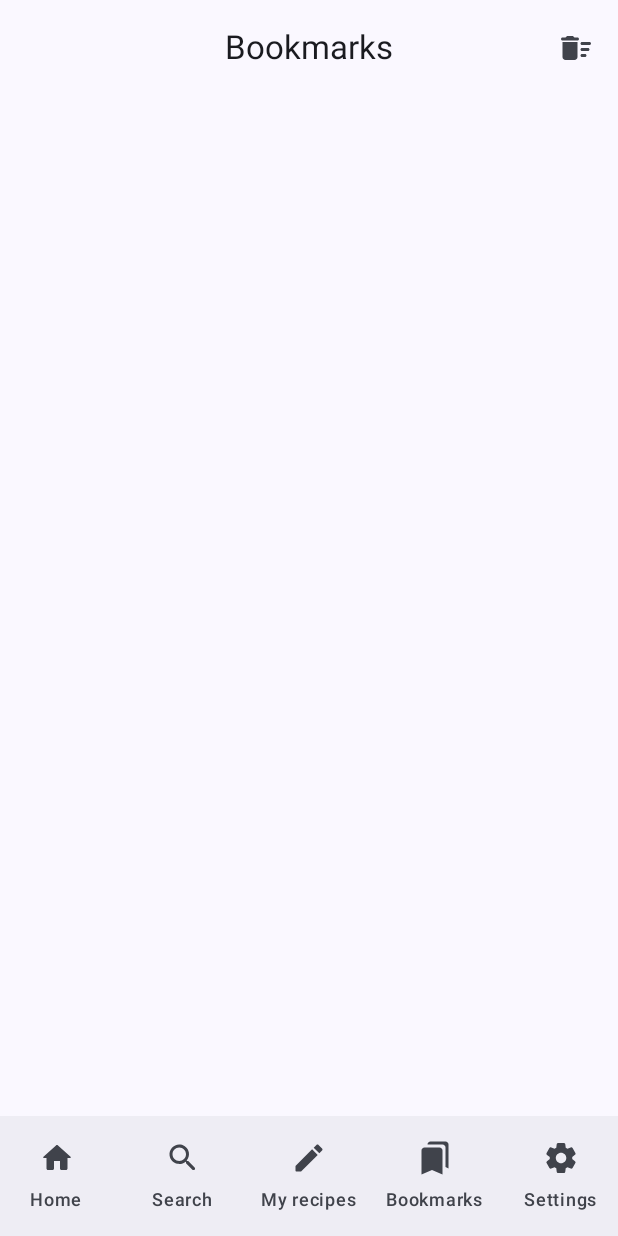
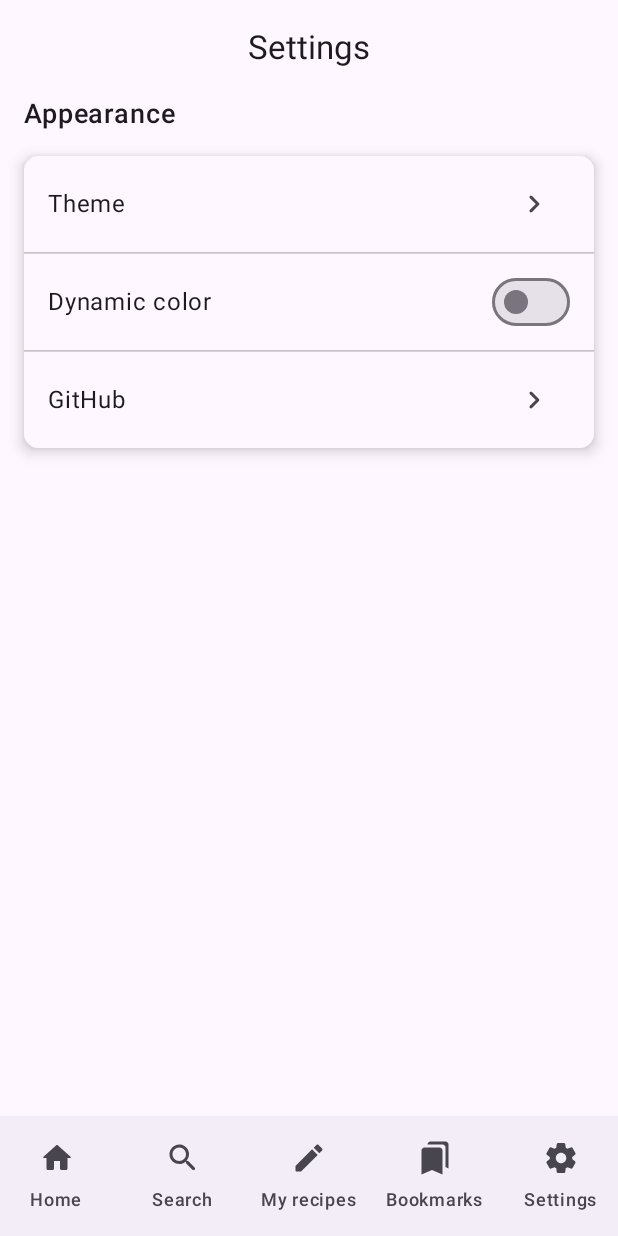
Before and after one commit to ifMaxi/TastyMeal, an Android app built with Jetpack Compose: the screen it shows after launch (MainActivity), item 5 of the bottom bar chosen, on a phone screen of 412 x 824 dp. Run offline under Robolectric (Android 15) with nearby library versions, the phone set to English and light mode, and no system bars; our stand-ins replace Dagger/Hilt's generated code, Room's generated code, paging; libraries missing offline, so code that uses them is left out: com.jakewharton.retrofit2; pictures from the network do not load; 11 statements that could not run were skipped.

Commit message:
Settings feature added.

```diff
--- /dev/null
+++ b/app/src/main/java/com/maxidev/tastymeal/data/datastore/SettingsDataStore.kt
@@ -0,0 +1,70 @@
+package com.maxidev.tastymeal.data.datastore
+
+import android.content.Context
+import androidx.datastore.core.DataStore
+import androidx.datastore.preferences.core.Preferences
+import androidx.datastore.preferences.core.booleanPreferencesKey
+import androidx.datastore.preferences.core.edit
+import androidx.datastore.preferences.core.emptyPreferences
+import androidx.datastore.preferences.core.intPreferencesKey
+import androidx.datastore.preferences.preferencesDataStore
+import kotlinx.coroutines.CoroutineScope
+import kotlinx.coroutines.flow.Flow
+import kotlinx.coroutines.flow.catch
+import kotlinx.coroutines.flow.map
+import kotlinx.coroutines.launch
+import java.io.IOException
+
+private val Context.dataStore: DataStore<Preferences> by preferencesDataStore(name = "settings")
+
+class SettingsDataStore(context: Context) {
+
+    private val dataStore = context.dataStore
+
+    private object PreferencesKey {
+        val DYNAMIC_THEME = booleanPreferencesKey("dynamic_theme")
+        val THEME_THEME = intPreferencesKey("theme_theme")
+    }
+
+    val isDynamicThemeFlow: Flow<Boolean> =
+        dataStore.data
+            .catch { exception ->
+                if (exception is IOException) {
+                    emit(emptyPreferences())
+                } else {
+                    throw exception
+                }
+            }
+            .map { preferences ->
+                preferences[PreferencesKey.DYNAMIC_THEME] == true
+            }
+
+    val themeTypeFlow: Flow<TypeTheme> =
+        dataStore.data
+            .catch { exception ->
+                if (exception is IOException) {
+                    emit(emptyPreferences())
+                } else {
+                    throw exception
+                }
+            }
+            .map { preferences ->
+                TypeTheme.entries[preferences[PreferencesKey.THEME_THEME] ?: 0]
+            }
+
+    fun setDynamicTheme(value: Boolean, scope: CoroutineScope) {
+        scope.launch {
+            dataStore.edit { preferences ->
+                preferences[PreferencesKey.DYNAMIC_THEME] = value
+            }
+        }
+    }
+
+    fun setTypeTheme(value: TypeTheme, scope: CoroutineScope) {
+        scope.launch {
+            dataStore.edit { preferences ->
+                preferences[PreferencesKey.THEME_THEME] = value.ordinal
+            }
+        }
+    }
+}
--- /dev/null
+++ b/app/src/main/java/com/maxidev/tastymeal/data/datastore/TypeTheme.kt
@@ -0,0 +1,7 @@
+package com.maxidev.tastymeal.data.datastore
+
+enum class TypeTheme {
+    SYSTEM,
+    DARK,
+    LIGHT
+}
--- /dev/null
+++ b/app/src/main/java/com/maxidev/tastymeal/di/DataStoreModule.kt
@@ -0,0 +1,21 @@
+package com.maxidev.tastymeal.di
+
+import android.content.Context
+import com.maxidev.tastymeal.data.datastore.SettingsDataStore
+import dagger.Module
+import dagger.Provides
+import dagger.hilt.InstallIn
+import dagger.hilt.android.qualifiers.ApplicationContext
+import dagger.hilt.components.SingletonComponent
+import javax.inject.Singleton
+
+@Module
+@InstallIn(SingletonComponent::class)
+object DataStoreModule {
+
+    @Provides
+    @Singleton
+    fun providesSettingsDataStore(
+        @ApplicationContext context: Context
+    ) = SettingsDataStore(context)
+}
--- a/app/src/main/java/com/maxidev/tastymeal/navigation/NavigationGraph.kt
+++ b/app/src/main/java/com/maxidev/tastymeal/navigation/NavigationGraph.kt
@@ -28,6 +28,7 @@ import com.maxidev.tastymeal.presentation.detail.MealDetailScreen
 import com.maxidev.tastymeal.presentation.detail.MealDetailScreenOffline
 import com.maxidev.tastymeal.presentation.home.HomeScreen
 import com.maxidev.tastymeal.presentation.search.SearchScreen
+import com.maxidev.tastymeal.presentation.settings.SettingsScreen
 import kotlinx.serialization.Serializable
 
 @Composable
@@ -95,6 +96,9 @@ fun NavigationGraph(
                     }
                 )
             }
+            composable<NavDestinations.Settings> {
+                SettingsScreen()
+            }
 
             composable<NavDestinations.MealDetail> {
                 MealDetailScreen(
--- /dev/null
+++ b/app/src/main/java/com/maxidev/tastymeal/presentation/settings/SettingsScreen.kt
@@ -0,0 +1,204 @@
+@file:OptIn(ExperimentalMaterial3Api::class)
+
+package com.maxidev.tastymeal.presentation.settings
+
+import android.content.Intent
+import android.os.Build
+import androidx.compose.foundation.clickable
+import androidx.compose.foundation.layout.Column
+import androidx.compose.foundation.layout.Row
+import androidx.compose.foundation.layout.fillMaxSize
+import androidx.compose.foundation.layout.padding
+import androidx.compose.foundation.selection.selectable
+import androidx.compose.foundation.shape.RoundedCornerShape
+import androidx.compose.material.icons.Icons
+import androidx.compose.material.icons.automirrored.rounded.KeyboardArrowRight
+import androidx.compose.material3.AlertDialog
+import androidx.compose.material3.Card
+import androidx.compose.material3.CardDefaults
+import androidx.compose.material3.CenterAlignedTopAppBar
+import androidx.compose.material3.ExperimentalMaterial3Api
+import androidx.compose.material3.HorizontalDivider
+import androidx.compose.material3.Icon
+import androidx.compose.material3.IconButton
+import androidx.compose.material3.ListItem
+import androidx.compose.material3.RadioButton
+import androidx.compose.material3.Scaffold
+import androidx.compose.material3.Switch
+import androidx.compose.material3.Text
+import androidx.compose.material3.TextButton
+import androidx.compose.material3.TopAppBarDefaults
+import androidx.compose.material3.TopAppBarScrollBehavior
+import androidx.compose.runtime.Composable
+import androidx.compose.runtime.getValue
+import androidx.compose.ui.Alignment
+import androidx.compose.ui.Modifier
+import androidx.compose.ui.platform.LocalContext
+import androidx.compose.ui.text.font.FontWeight
+import androidx.compose.ui.unit.dp
+import androidx.compose.ui.unit.sp
+import androidx.core.net.toUri
+import androidx.hilt.navigation.compose.hiltViewModel
+import androidx.lifecycle.compose.collectAsStateWithLifecycle
+import com.maxidev.tastymeal.data.datastore.TypeTheme
+
+@Composable
+fun SettingsScreen(
+    viewModel: SettingsViewModel = hiltViewModel()
+) {
+    val dialogVisible by viewModel.dialogVisible.collectAsStateWithLifecycle()
+    val isDynamic by viewModel.isDynamic.collectAsStateWithLifecycle()
+    val themeType by viewModel.isTypeTheme.collectAsStateWithLifecycle()
+    val scrollBehavior = TopAppBarDefaults.pinnedScrollBehavior()
+
+    ScreenContent(
+        isDynamic = isDynamic,
+        scrollBehavior = scrollBehavior,
+        onVisibility = { viewModel.setDialogVisible(true) },
+        updateDynamicTheme = { viewModel.updateIsDynamicTheme() }
+    )
+
+    if (dialogVisible) {
+        ThemesDialog(
+            themeState = themeType,
+            onVisibility = { viewModel.setDialogVisible(false) },
+            updateThemeType = { viewModel.updateIsDarkTheme(it) }
+        )
+    }
+}
+
+@Composable
+private fun ScreenContent(
+    isDynamic: Boolean,
+    scrollBehavior: TopAppBarScrollBehavior,
+    onVisibility: (Boolean) -> Unit,
+    updateDynamicTheme: (Boolean) -> Unit
+) {
+    val context = LocalContext.current
+    val browserIntent = Intent(Intent.ACTION_VIEW, "https://github.com/ifMaxi".toUri())
+
+    // TODO: Add more settings !
+    Scaffold(
+        topBar = {
+            CenterAlignedTopAppBar(
+                title = {
+                    Text(text = "Settings")
+                },
+                scrollBehavior = scrollBehavior
+            )
+        }
+    ) { innerPadding ->
+        Column(
+            modifier = Modifier
+                .fillMaxSize()
+                .padding(innerPadding),
+            horizontalAlignment = Alignment.CenterHorizontally
+        ) {
+            Text(
+                text = "Appearance",
+                fontSize = 18.sp,
+                fontWeight = FontWeight.Medium,
+                modifier = Modifier
+                    .align(Alignment.Start)
+                    .padding(horizontal = 16.dp)
+            )
+            Card(
+                modifier = Modifier.padding(16.dp),
+                elevation = CardDefaults.cardElevation(6.dp),
+                shape = RoundedCornerShape(5)
+            ) {
+                ListItem(
+                    headlineContent = { Text(text = "Theme") },
+                    trailingContent = {
+                        IconButton(onClick = { onVisibility(true) }) {
+                            Icon(
+                                imageVector = Icons.AutoMirrored.Rounded.KeyboardArrowRight,
+                                contentDescription = "Change app theme."
+                            )
+                        }
+                    }
+                )
+                HorizontalDivider()
+                if (Build.VERSION.SDK_INT >= Build.VERSION_CODES.S) {
+                    ListItem(
+                        headlineContent = { Text(text = "Dynamic color") },
+                        trailingContent = {
+                            Switch(
+                                checked = (isDynamic),
+                                onCheckedChange = updateDynamicTheme
+                            )
+                        },
+                        modifier = Modifier.clickable { updateDynamicTheme(!isDynamic) }
+                    )
+                }
+                HorizontalDivider()
+                ListItem(
+                    headlineContent = { Text(text = "GitHub") },
+                    trailingContent = {
+                        IconButton(onClick = { context.startActivity(browserIntent) }) {
+                            Icon(
+                                imageVector = Icons.AutoMirrored.Rounded.KeyboardArrowRight,
+                                contentDescription = "Open GitHub."
+                            )
+                        }
+                    }
+                )
+            }
+        }
+    }
+}
+
+@Composable
+private fun ThemesDialog(
+    themeState: SettingsState,
+    onVisibility: (Boolean) -> Unit,
+    updateThemeType: (TypeTheme) -> Unit
+) {
+    AlertDialog(
+        onDismissRequest = { onVisibility(false) },
+        title = {
+            Text(
+                text = "Choose theme"
+            )
+        },
+        text = {
+            RadioButtons(
+                state = themeState,
+                updateThemeType = updateThemeType
+            )
+        },
+        confirmButton = {
+            TextButton(onClick = { onVisibility(false) }) {
+                Text(
+                    text = "Confirm",
+                )
+            }
+        }
+    )
+}
+
+@Composable
+private fun RadioButtons(
+    state: SettingsState,
+    updateThemeType: (TypeTheme) -> Unit
+) {
+    Column(horizontalAlignment = Alignment.Start) {
+        state.radioItems.forEach {
+            Row(
+                modifier = Modifier.selectable(
+                    selected = (it.value == state.selectedRadio),
+                    onClick = { updateThemeType(it.value) }
+                ),
+                verticalAlignment = Alignment.CenterVertically
+            ) {
+                RadioButton(
+                    selected = (it.value == state.selectedRadio),
+                    onClick = { updateThemeType(it.value) }
+                )
+                Text(
+                    text = it.title
+                )
+            }
+        }
+    }
+}
--- /dev/null
+++ b/app/src/main/java/com/maxidev/tastymeal/presentation/settings/SettingsState.kt
@@ -0,0 +1,14 @@
+package com.maxidev.tastymeal.presentation.settings
+
+import com.maxidev.tastymeal.data.datastore.TypeTheme
+
+data class SettingsState(
+    val selectedRadio: TypeTheme,
+    val radioItems: List<RadioItem> = listOf(
+        RadioItem(value = TypeTheme.SYSTEM, title = "System"),
+        RadioItem(value = TypeTheme.DARK, title = "Dark"),
+        RadioItem(value = TypeTheme.LIGHT, title = "Light")
+    )
+)
+
+data class RadioItem(val value: TypeTheme, val title: String)
--- /dev/null
+++ b/app/src/main/java/com/maxidev/tastymeal/presentation/settings/SettingsViewModel.kt
@@ -0,0 +1,49 @@
+package com.maxidev.tastymeal.presentation.settings
+
+import androidx.lifecycle.ViewModel
+import androidx.lifecycle.viewModelScope
+import com.maxidev.tastymeal.data.datastore.SettingsDataStore
+import com.maxidev.tastymeal.data.datastore.TypeTheme
+import dagger.hilt.android.lifecycle.HiltViewModel
+import kotlinx.coroutines.flow.MutableStateFlow
+import kotlinx.coroutines.flow.SharingStarted
+import kotlinx.coroutines.flow.StateFlow
+import kotlinx.coroutines.flow.map
+import kotlinx.coroutines.flow.stateIn
+import javax.inject.Inject
+
+@HiltViewModel
+class SettingsViewModel @Inject constructor(
+    private val dataStore: SettingsDataStore
+): ViewModel() {
+
+    val dialogVisible = MutableStateFlow(false)
+
+    val isDynamic: StateFlow<Boolean> =
+        dataStore.isDynamicThemeFlow.map { it }
+            .stateIn(
+                scope = viewModelScope,
+                started = SharingStarted.WhileSubscribed(5000L),
+                initialValue = true
+            )
+
+    val isTypeTheme: StateFlow<SettingsState> =
+        dataStore.themeTypeFlow.map { SettingsState(it) }
+            .stateIn(
+                scope = viewModelScope,
+                started = SharingStarted.WhileSubscribed(5000L),
+                initialValue = SettingsState(TypeTheme.SYSTEM)
+            )
+
+    fun setDialogVisible(value: Boolean) {
+        dialogVisible.value = value
+    }
+
+    fun updateIsDynamicTheme() {
+        dataStore.setDynamicTheme(value = !isDynamic.value, scope = viewModelScope)
+    }
+
+    fun updateIsDarkTheme(value: TypeTheme) {
+        dataStore.setTypeTheme(value = value, scope = viewModelScope)
+    }
+}
--- a/app/src/main/java/com/maxidev/tastymeal/presentation/theme/Theme.kt
+++ b/app/src/main/java/com/maxidev/tastymeal/presentation/theme/Theme.kt
@@ -1,5 +1,6 @@
 package com.maxidev.tastymeal.presentation.theme
 
+import android.app.Activity
 import android.os.Build
 import androidx.compose.foundation.isSystemInDarkTheme
 import androidx.compose.material3.MaterialTheme
@@ -8,7 +9,15 @@ import androidx.compose.material3.dynamicDarkColorScheme
 import androidx.compose.material3.dynamicLightColorScheme
 import androidx.compose.material3.lightColorScheme
 import androidx.compose.runtime.Composable
+import androidx.compose.runtime.getValue
+import androidx.compose.runtime.SideEffect
+import androidx.compose.ui.graphics.toArgb
 import androidx.compose.ui.platform.LocalContext
+import androidx.compose.ui.platform.LocalView
+import androidx.core.view.WindowCompat
+import androidx.hilt.navigation.compose.hiltViewModel
+import androidx.lifecycle.compose.collectAsStateWithLifecycle
+import com.maxidev.tastymeal.data.datastore.TypeTheme
 
 private val DarkColorScheme = darkColorScheme(
     primary = Purple80,
@@ -20,33 +29,40 @@ private val LightColorScheme = lightColorScheme(
     primary = Purple40,
     secondary = PurpleGrey40,
     tertiary = Pink40
-
-    /* Other default colors to override
-    background = Color(0xFFFFFBFE),
-    surface = Color(0xFFFFFBFE),
-    onPrimary = Color.White,
-    onSecondary = Color.White,
-    onTertiary = Color.White,
-    onBackground = Color(0xFF1C1B1F),
-    onSurface = Color(0xFF1C1B1F),
-    */
 )
 
 @Composable
 fun TastyMealTheme(
-    darkTheme: Boolean = isSystemInDarkTheme(),
-    // Dynamic color is available on Android 12+
-    dynamicColor: Boolean = true,
+    viewModel: ThemeViewModel = hiltViewModel(),
+    //darkTheme: Boolean = isSystemInDarkTheme(),
+    //dynamicColor: Boolean = true,
     content: @Composable () -> Unit
 ) {
+    val isDynamic by viewModel.isDynamic.collectAsStateWithLifecycle()
+    val isTheme by viewModel.isDarkTheme.collectAsStateWithLifecycle()
+    val isDarkTheme = when (isTheme) {
+        TypeTheme.SYSTEM -> isSystemInDarkTheme()
+        TypeTheme.DARK -> true
+        TypeTheme.LIGHT -> false
+    }
     val colorScheme = when {
-        dynamicColor && Build.VERSION.SDK_INT >= Build.VERSION_CODES.S -> {
+        isDynamic && Build.VERSION.SDK_INT >= Build.VERSION_CODES.S -> {
             val context = LocalContext.current
-            if (darkTheme) dynamicDarkColorScheme(context) else dynamicLightColorScheme(context)
+            if (isDarkTheme) dynamicDarkColorScheme(context) else dynamicLightColorScheme(context)
         }
 
-        darkTheme -> DarkColorScheme
+        isDarkTheme -> DarkColorScheme
         else -> LightColorScheme
+    }
+
+    val view = LocalView.current
+    if (!view.isInEditMode) {
+        SideEffect {
+            val window = (view.context as Activity).window
+            window.navigationBarColor = colorScheme.surfaceContainer.toArgb()
+            WindowCompat.getInsetsController(window, view).isAppearanceLightStatusBars = !isDarkTheme
+            WindowCompat.getInsetsController(window, view).isAppearanceLightNavigationBars = !isDarkTheme
+        }
     }
 
     MaterialTheme(
--- /dev/null
+++ b/app/src/main/java/com/maxidev/tastymeal/presentation/theme/ThemeViewModel.kt
@@ -0,0 +1,35 @@
+package com.maxidev.tastymeal.presentation.theme
+
+import androidx.lifecycle.ViewModel
+import androidx.lifecycle.viewModelScope
+import com.maxidev.tastymeal.data.datastore.SettingsDataStore
+import com.maxidev.tastymeal.data.datastore.TypeTheme
+import dagger.hilt.android.lifecycle.HiltViewModel
+import kotlinx.coroutines.flow.SharingStarted
+import kotlinx.coroutines.flow.StateFlow
+import kotlinx.coroutines.flow.map
+import kotlinx.coroutines.flow.stateIn
+import javax.inject.Inject
+
+@HiltViewModel
+class ThemeViewModel @Inject constructor(
+    dataStore: SettingsDataStore
+): ViewModel() {
+
+    // Observe the Datastore preferences
+    val isDynamic: StateFlow<Boolean> =
+        dataStore.isDynamicThemeFlow.map { it }
+            .stateIn(
+                scope = viewModelScope,
+                started = SharingStarted.WhileSubscribed(5000L),
+                initialValue = true
+            )
+
+    val isDarkTheme: StateFlow<TypeTheme> =
+        dataStore.themeTypeFlow.map { it }
+            .stateIn(
+                scope = viewModelScope,
+                started = SharingStarted.WhileSubscribed(5000L),
+                initialValue = TypeTheme.SYSTEM
+            )
+}
```
